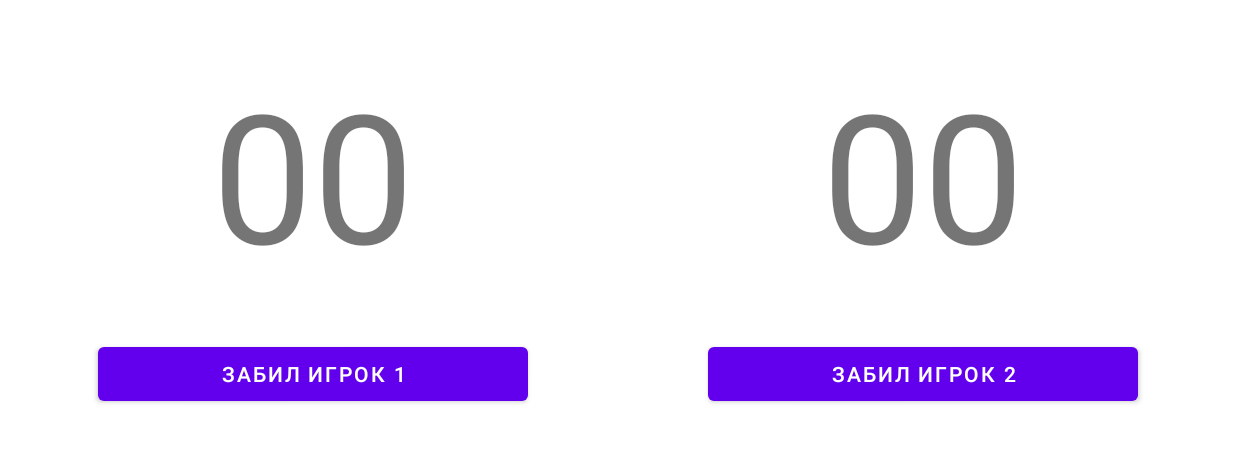
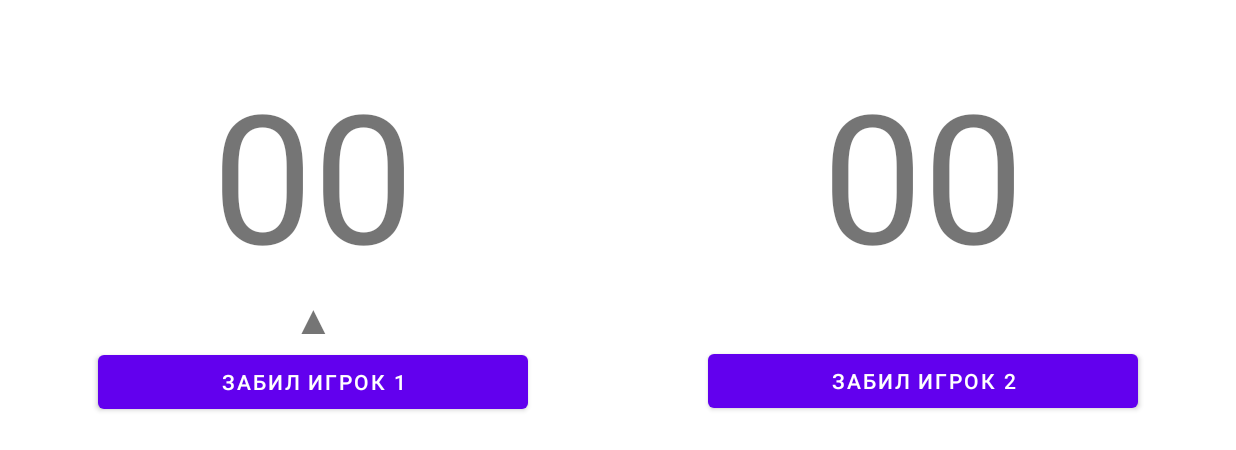
Before and after one commit to nippyfox/TennisFamily, an Android app: the ControlActivity screen opened directly, with no data from a screen before it, on a phone screen of 824 x 412 dp (held sideways). Shown: the top 450 px of the screen. Run offline under Robolectric (Android 15) with nearby library versions, the phone set to English and light mode, and no system bars.

Commit message:
Add an arrow under pitcher's score

```diff
--- a/app/src/main/java/ru/nippyfox/tennisfamily/ControlActivity.java
+++ b/app/src/main/java/ru/nippyfox/tennisfamily/ControlActivity.java
@@ -17,8 +17,9 @@ import android.widget.TextView;
 import android.widget.Toast;
 
 public class ControlActivity extends AppCompatActivity {
+    AlertDialog startDlg;
     int score1, score2, finishGame, finishPitch;
-    TextView txtScore1, txtScore2;
+    TextView txtScore1, txtScore2, txtWinned, txtLosed, txtLeftPitcher, txtRightPitcher;
     Button btnScore1, btnScore2;
     String playerOne, playerTwo;
     Boolean isLeftWin = true;
@@ -47,11 +48,15 @@ public class ControlActivity extends AppCompatActivity {
         } else {
             winAlertMsg = "Победу одержал " + playerTwo + " со счётом " + score1 + ":" + score2;
         }
+
+        // TODO: start new game in optional function
+
         AlertDialog dlg = new AlertDialog.Builder(ControlActivity.this)
                 .setTitle("Партия завершена")
                 .setMessage(winAlertMsg)
                 .setPositiveButton("OK", (dialog, which) -> dialog.dismiss()).create();
         dlg.show();
+
         score1 = 0;
         score2 = 0;
         txtScore1.setText(R.string.score_00);
@@ -67,6 +72,17 @@ public class ControlActivity extends AppCompatActivity {
         return textScore;
     }
 
+    public void checkPitcher() {
+        int test = (score1 + score2) / finishPitch;
+        if (test % 2 == 0) {
+            txtWinned.setText(R.string.arrow_pitcher);
+            txtLosed.setText(R.string.empty);
+        } else {
+            txtWinned.setText(R.string.empty);
+            txtLosed.setText(R.string.arrow_pitcher);
+        }
+    }
+
     @Override
     protected void onCreate(Bundle savedInstanceState) {
         super.onCreate(savedInstanceState);
@@ -74,6 +90,8 @@ public class ControlActivity extends AppCompatActivity {
 
         txtScore1 = findViewById(R.id.txtScore1);
         txtScore2 = findViewById(R.id.txtScore2);
+        txtLeftPitcher = findViewById(R.id.txtLeftPitcher);
+        txtRightPitcher = findViewById(R.id.txtRightPitcher);
 
         btnScore1 = findViewById(R.id.btnPlayerLeft);
         btnScore2 = findViewById(R.id.btnPlayerRight);
@@ -93,12 +111,19 @@ public class ControlActivity extends AppCompatActivity {
                 String.format("Выиграл %s", playerTwo)
         };
 
-        AlertDialog startDlg = new AlertDialog.Builder(ControlActivity.this)
+        startDlg = new AlertDialog.Builder(ControlActivity.this)
                 .setTitle("Розыгрыш партии")
                 .setItems(winNamesDialog, (dialog, which) -> {
                     isLeftWin = which == 0;
                 }).create();
         startDlg.show();
+
+        if (isLeftWin) {
+            txtWinned = txtLeftPitcher; txtLosed = txtRightPitcher;
+        } else {
+            txtWinned = txtRightPitcher; txtLosed = txtLeftPitcher;
+        }
+        checkPitcher();
 
         score1 = 0;
         score2 = 0;
@@ -111,6 +136,10 @@ public class ControlActivity extends AppCompatActivity {
             }
             else if ((score1 + score2) % finishPitch == 0) {
                 Toast.makeText(this, "Переход подачи", Toast.LENGTH_SHORT).show();
+                checkPitcher();
+            }
+            else {
+                checkPitcher();
             }
         });
 
@@ -122,6 +151,10 @@ public class ControlActivity extends AppCompatActivity {
             }
             else if ((score1 + score2) % finishPitch == 0) {
                 Toast.makeText(this, "Переход подачи", Toast.LENGTH_SHORT).show();
+                checkPitcher();
+            }
+            else {
+                checkPitcher();
             }
         });
 
@@ -149,6 +182,7 @@ public class ControlActivity extends AppCompatActivity {
                 if (score1 >= 1) {
                     score1 -= 1;
                     txtScore1.setText(toScore(score1));
+                    checkPitcher();
                 } else {
                     Toast.makeText(this, "Невозможно выполнить действие!", Toast.LENGTH_LONG).show();
                 }
@@ -157,6 +191,7 @@ public class ControlActivity extends AppCompatActivity {
                 if (score2 >= 1) {
                     score2 -= 1;
                     txtScore2.setText(toScore(score2));
+                    checkPitcher();
                 } else {
                     Toast.makeText(this, "Невозможно выполнить действие!", Toast.LENGTH_LONG).show();
                 }
--- a/app/src/main/res/layout/activity_control.xml
+++ b/app/src/main/res/layout/activity_control.xml
@@ -26,17 +26,28 @@
                 android:layout_width="match_parent"
                 android:layout_height="wrap_content"
                 android:gravity="center"
-                android:padding="30sp"
+                android:paddingTop="30sp"
                 android:text="@string/score_00"
                 android:textSize="120sp" />
+
+            <TextView
+                android:id="@+id/txtLeftPitcher"
+                android:layout_width="match_parent"
+                android:layout_height="wrap_content"
+                android:layout_below="@id/txtScore1"
+                android:gravity="center"
+                android:text="@string/arrow_pitcher"
+                android:textSize="25sp"
+                android:textStyle="bold" />
 
             <Button
                 android:id="@+id/btnPlayerLeft"
                 android:layout_width="match_parent"
                 android:layout_height="wrap_content"
-                android:layout_below="@id/txtScore1"
+                android:layout_below="@id/txtLeftPitcher"
                 android:layout_marginHorizontal="60sp"
                 android:text="@string/button_empty1" />
+
         </RelativeLayout>
 
         <RelativeLayout
@@ -48,18 +59,29 @@
                 android:id="@+id/txtScore2"
                 android:layout_width="match_parent"
                 android:layout_height="wrap_content"
-                android:padding="30sp"
-                android:textSize="120sp"
                 android:gravity="center"
-                android:text="@string/score_00" />
+                android:paddingTop="30sp"
+                android:text="@string/score_00"
+                android:textSize="120sp" />
+
+            <TextView
+                android:id="@+id/txtRightPitcher"
+                android:layout_width="match_parent"
+                android:gravity="center"
+                android:layout_height="wrap_content"
+                android:layout_below="@id/txtScore2"
+                android:textSize="25sp"
+                android:textStyle="bold"
+                android:text="@string/arrow_pitcher" />
 
             <Button
                 android:id="@+id/btnPlayerRight"
-                android:layout_below="@id/txtScore2"
+                android:layout_below="@id/txtRightPitcher"
                 android:layout_width="match_parent"
                 android:layout_marginHorizontal="60sp"
                 android:layout_height="wrap_content"
                 android:text="@string/button_empty2" />
+
         </RelativeLayout>
     </LinearLayout>
 </androidx.constraintlayout.widget.ConstraintLayout>
--- a/app/src/main/res/values/strings.xml
+++ b/app/src/main/res/values/strings.xml
@@ -29,4 +29,6 @@
     <string name="change_second_name">Изменить имя второго игрока</string>
     <string name="number_count_draw">Количество очков перед сменой подачи</string>
     <string name="number_count_game">Количество очков для победы в партии</string>
+    <string name="arrow_pitcher">▲</string>
+    <string name="empty"> </string>
 </resources>
```
